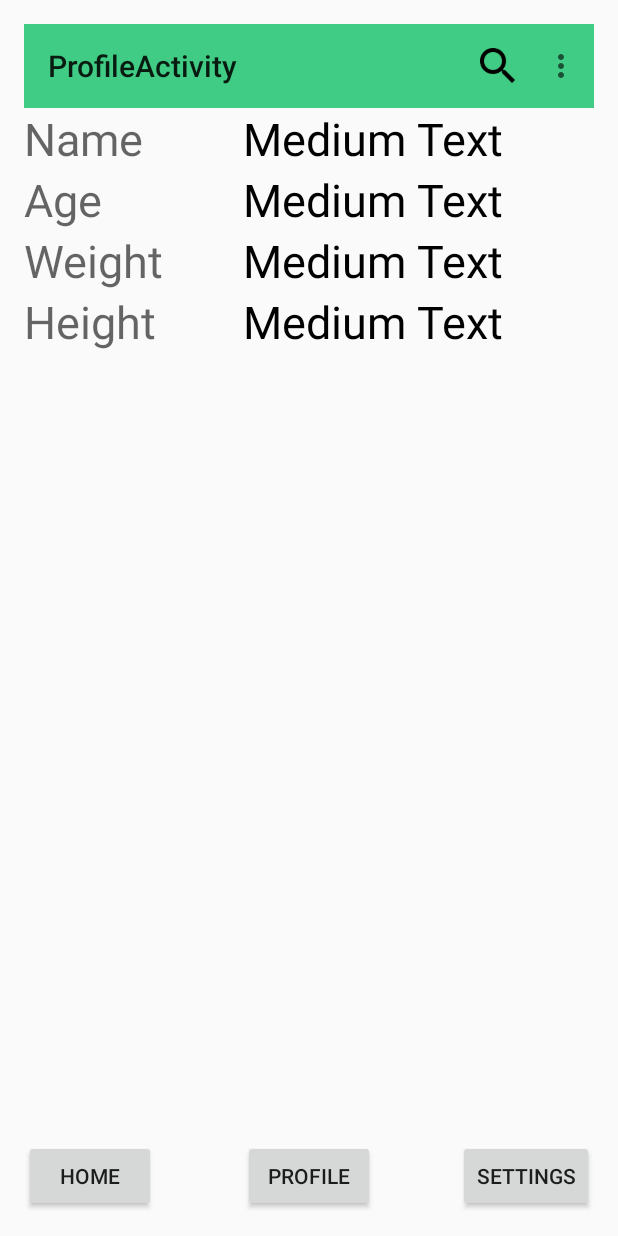
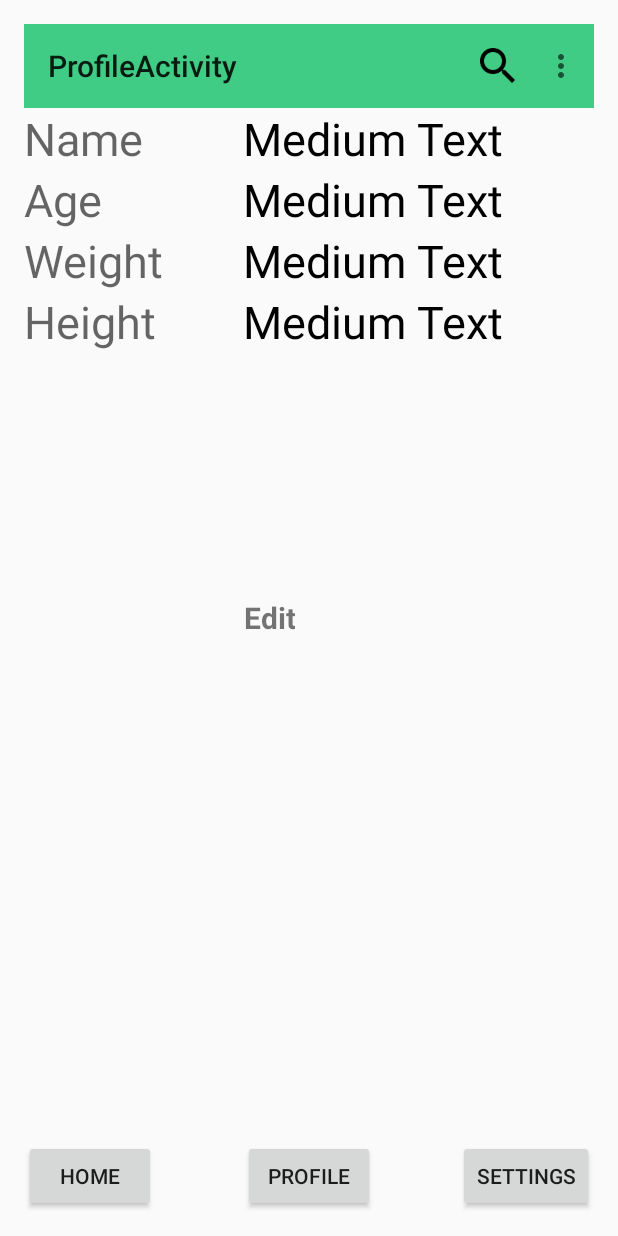
Before and after one commit to aaronlam100/NutriX, an Android app: the ProfileActivity screen opened directly, with no data from a screen before it, on a phone screen of 412 x 824 dp. Run offline under Robolectric (Android 15) with nearby library versions, the phone set to English and light mode, and no system bars; 4 statements that could not run were skipped.

Commit message:
Profile Work

```diff
--- a/app/src/main/java/com/nutrix/nutrix/User.java
+++ b/app/src/main/java/com/nutrix/nutrix/User.java
@@ -11,6 +11,7 @@ import java.io.Serializable;
 public class User implements Serializable {
     private String name, username, password;
     private int age, weight, height;
+    private int physAct;
 
 
     public User(String name, String username, String password, String age, String weight, String height) {
@@ -75,4 +76,5 @@ public class User implements Serializable {
     public void setHeight(int height) {
         this.height = height;
     }
+
 }
--- a/app/src/main/res/layout/activity_profile.xml
+++ b/app/src/main/res/layout/activity_profile.xml
@@ -121,4 +121,20 @@
         android:textColor="@android:color/black"
         android:textSize="30dp" />
 
+    <TextView
+        android:layout_width="wrap_content"
+        android:layout_height="wrap_content"
+        android:textAppearance="?android:attr/textAppearanceSmall"
+        android:text="Edit"
+        android:id="@+id/EditLink"
+        android:layout_centerVertical="true"
+        android:textSize="20dp"
+        android:password="false"
+        android:clickable="false"
+        android:gravity="center_horizontal"
+        android:textStyle="bold"
+        android:layout_alignParentStart="false"
+        android:layout_alignParentEnd="false"
+        android:layout_alignStart="@+id/bProfile" />
+
 </RelativeLayout>
```
